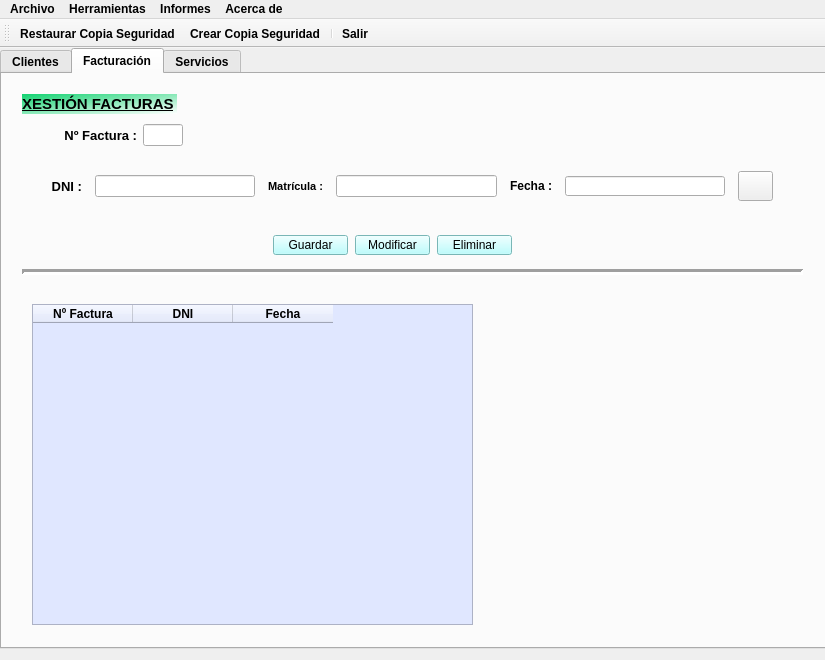
The window that ventMain.ui (gebreGL/DIRegistro-gutierrezlopez) describes before a commit, drawn with Qt 5.
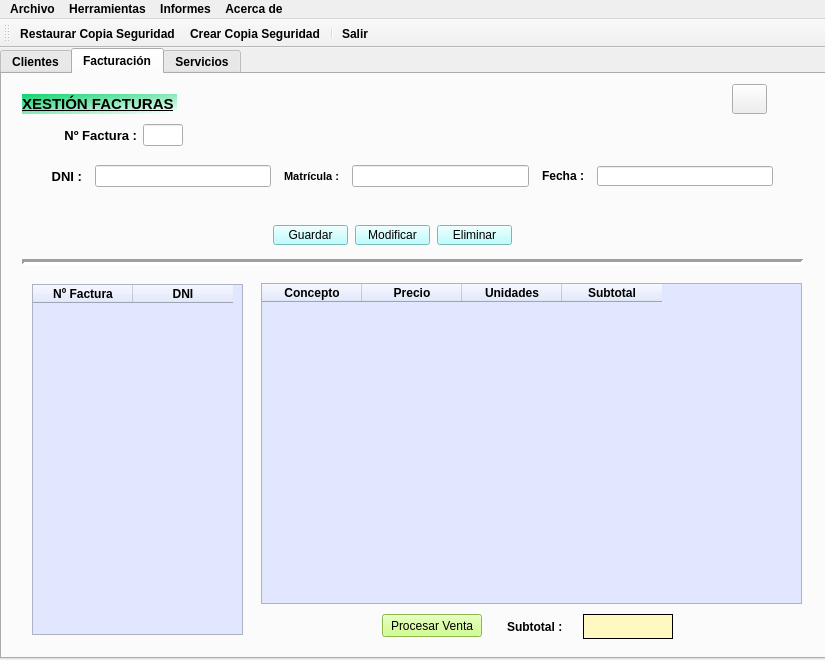
The same window after the commit. Icons and pictures are not drawn.

Patch:
```diff
--- a/ventMain.ui
+++ b/ventMain.ui
@@ -42,7 +42,7 @@
       <x>0</x>
       <y>0</y>
       <width>911</width>
-      <height>601</height>
+      <height>611</height>
      </rect>
     </property>
     <property name="currentIndex">
@@ -1030,9 +1030,9 @@
       <property name="geometry">
        <rect>
         <x>30</x>
-        <y>230</y>
-        <width>441</width>
-        <height>321</height>
+        <y>210</y>
+        <width>211</width>
+        <height>351</height>
        </rect>
       </property>
       <property name="minimumSize">
@@ -1068,15 +1068,22 @@
        <property name="text">
         <string>Nº Factura</string>
        </property>
+       <property name="font">
+        <font>
+         <weight>75</weight>
+         <bold>true</bold>
+        </font>
+       </property>
       </column>
       <column>
        <property name="text">
         <string>DNI</string>
        </property>
-      </column>
-      <column>
-       <property name="text">
-        <string>Fecha</string>
+       <property name="font">
+        <font>
+         <weight>75</weight>
+         <bold>true</bold>
+        </font>
        </property>
       </column>
      </widget>
@@ -1084,7 +1091,7 @@
       <property name="geometry">
        <rect>
         <x>50</x>
-        <y>90</y>
+        <y>80</y>
         <width>721</width>
         <height>45</height>
        </rect>
@@ -1195,42 +1202,13 @@
          </property>
         </widget>
        </item>
-       <item>
-        <widget class="QPushButton" name="btnBuscarFactura">
-         <property name="minimumSize">
-          <size>
-           <width>35</width>
-           <height>30</height>
-          </size>
-         </property>
-         <property name="maximumSize">
-          <size>
-           <width>35</width>
-           <height>30</height>
-          </size>
-         </property>
-         <property name="text">
-          <string/>
-         </property>
-         <property name="icon">
-          <iconset>
-           <normaloff>img/lupa.png</normaloff>img/lupa.png</iconset>
-         </property>
-         <property name="iconSize">
-          <size>
-           <width>27</width>
-           <height>27</height>
-          </size>
-         </property>
-        </widget>
-       </item>
       </layout>
      </widget>
      <widget class="Line" name="line_4">
       <property name="geometry">
        <rect>
         <x>20</x>
-        <y>190</y>
+        <y>180</y>
         <width>781</width>
         <height>16</height>
        </rect>
@@ -1252,7 +1230,7 @@
       <property name="geometry">
        <rect>
         <x>270</x>
-        <y>160</y>
+        <y>150</y>
         <width>241</width>
         <height>22</height>
        </rect>
@@ -1419,6 +1397,165 @@
        </item>
       </layout>
      </widget>
+     <widget class="QFrame" name="frame">
+      <property name="geometry">
+       <rect>
+        <x>259</x>
+        <y>209</y>
+        <width>541</width>
+        <height>321</height>
+       </rect>
+      </property>
+      <property name="frameShape">
+       <enum>QFrame::StyledPanel</enum>
+      </property>
+      <property name="frameShadow">
+       <enum>QFrame::Raised</enum>
+      </property>
+      <widget class="QTableWidget" name="tabVentas">
+       <property name="geometry">
+        <rect>
+         <x>0</x>
+         <y>0</y>
+         <width>541</width>
+         <height>321</height>
+        </rect>
+       </property>
+       <property name="styleSheet">
+        <string notr="true">background-color: rgb(224, 231, 255);</string>
+       </property>
+       <column>
+        <property name="text">
+         <string>Concepto</string>
+        </property>
+        <property name="font">
+         <font>
+          <weight>75</weight>
+          <bold>true</bold>
+         </font>
+        </property>
+       </column>
+       <column>
+        <property name="text">
+         <string>Precio</string>
+        </property>
+        <property name="font">
+         <font>
+          <weight>75</weight>
+          <bold>true</bold>
+         </font>
+        </property>
+       </column>
+       <column>
+        <property name="text">
+         <string>Unidades</string>
+        </property>
+        <property name="font">
+         <font>
+          <weight>75</weight>
+          <bold>true</bold>
+         </font>
+        </property>
+       </column>
+       <column>
+        <property name="text">
+         <string>Subtotal</string>
+        </property>
+        <property name="font">
+         <font>
+          <weight>75</weight>
+          <bold>true</bold>
+         </font>
+        </property>
+       </column>
+      </widget>
+     </widget>
+     <widget class="QPushButton" name="btnBuscarFactura">
+      <property name="geometry">
+       <rect>
+        <x>730</x>
+        <y>10</y>
+        <width>35</width>
+        <height>30</height>
+       </rect>
+      </property>
+      <property name="minimumSize">
+       <size>
+        <width>35</width>
+        <height>30</height>
+       </size>
+      </property>
+      <property name="maximumSize">
+       <size>
+        <width>35</width>
+        <height>30</height>
+       </size>
+      </property>
+      <property name="text">
+       <string/>
+      </property>
+      <property name="icon">
+       <iconset>
+        <normaloff>img/lupa.png</normaloff>img/lupa.png</iconset>
+      </property>
+      <property name="iconSize">
+       <size>
+        <width>27</width>
+        <height>27</height>
+       </size>
+      </property>
+     </widget>
+     <widget class="QWidget" name="layoutWidget">
+      <property name="geometry">
+       <rect>
+        <x>470</x>
+        <y>540</y>
+        <width>201</width>
+        <height>25</height>
+       </rect>
+      </property>
+      <layout class="QHBoxLayout" name="horizontalLayout_4">
+       <property name="spacing">
+        <number>20</number>
+       </property>
+       <item alignment="Qt::AlignRight">
+        <widget class="QLabel" name="lblSubtotal">
+         <property name="text">
+          <string>Subtotal :</string>
+         </property>
+        </widget>
+       </item>
+       <item>
+        <widget class="QLabel" name="lblRecuadroSubtotal">
+         <property name="styleSheet">
+          <string notr="true">background-color: rgb(255, 248, 193);</string>
+         </property>
+         <property name="frameShape">
+          <enum>QFrame::Box</enum>
+         </property>
+         <property name="text">
+          <string/>
+         </property>
+        </widget>
+       </item>
+      </layout>
+     </widget>
+     <widget class="QPushButton" name="btnProcesarVenta">
+      <property name="geometry">
+       <rect>
+        <x>380</x>
+        <y>540</y>
+        <width>100</width>
+        <height>23</height>
+       </rect>
+      </property>
+      <property name="styleSheet">
+       <string notr="true">background-color: rgb(197, 255, 110);</string>
+      </property>
+      <property name="text">
+       <string>Procesar Venta</string>
+      </property>
+     </widget>
     </widget>
     <widget class="QWidget" name="tab_3">
      <attribute name="title">
```
